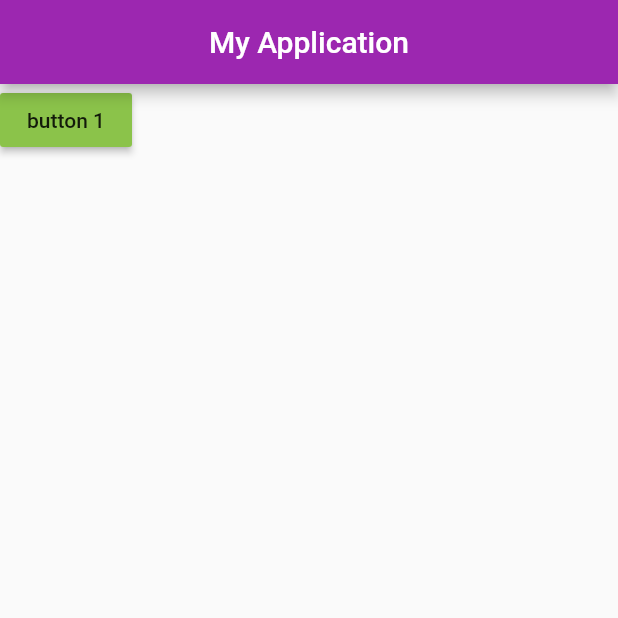
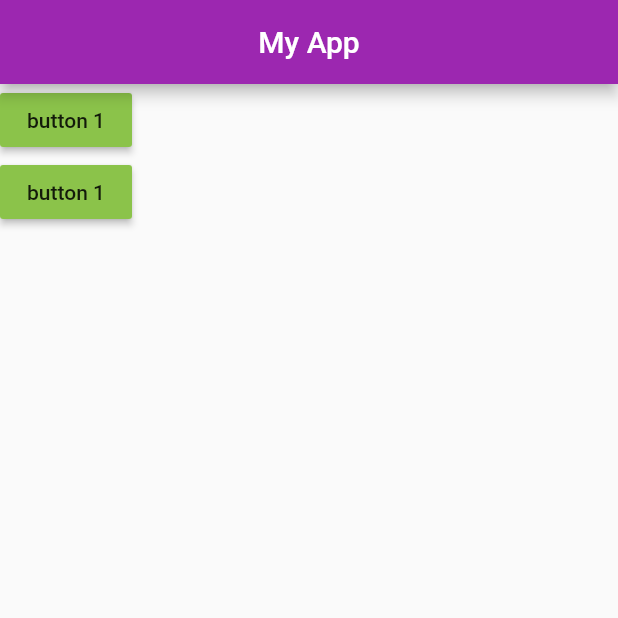
Before and after one commit to jannatsuha/batch-c, a Flutter app: the screen it shows after launch, on a phone screen of 412 x 824 dp, the top half of it. Run offline on Flutter 3.47's test engine with Material 2 defaults, Android fonts, the phone set to English and light mode, and no system bars.

Commit message:
3 oct, 2nd commit

```diff
--- a/lib/main.dart
+++ b/lib/main.dart
@@ -31,7 +31,7 @@ class _MyHomePageState extends State<MyHomePage> {
         centerTitle: true,
         backgroundColor: Colors.purple,
         title:
-        Text("My Application"),
+        Text("My App"),
       ),
       body: Column(
         children: [
@@ -43,6 +43,15 @@ class _MyHomePageState extends State<MyHomePage> {
                 btnText="Button Pressed";
               });
               }
+          ),
+          RaisedButton(
+              child: Text(btnText),
+              color: Colors.lightGreen,
+              onPressed: (){
+                setState(() {
+                  btnText="Button Pressed";
+                });
+              }
           )
         ],
       ),
```
